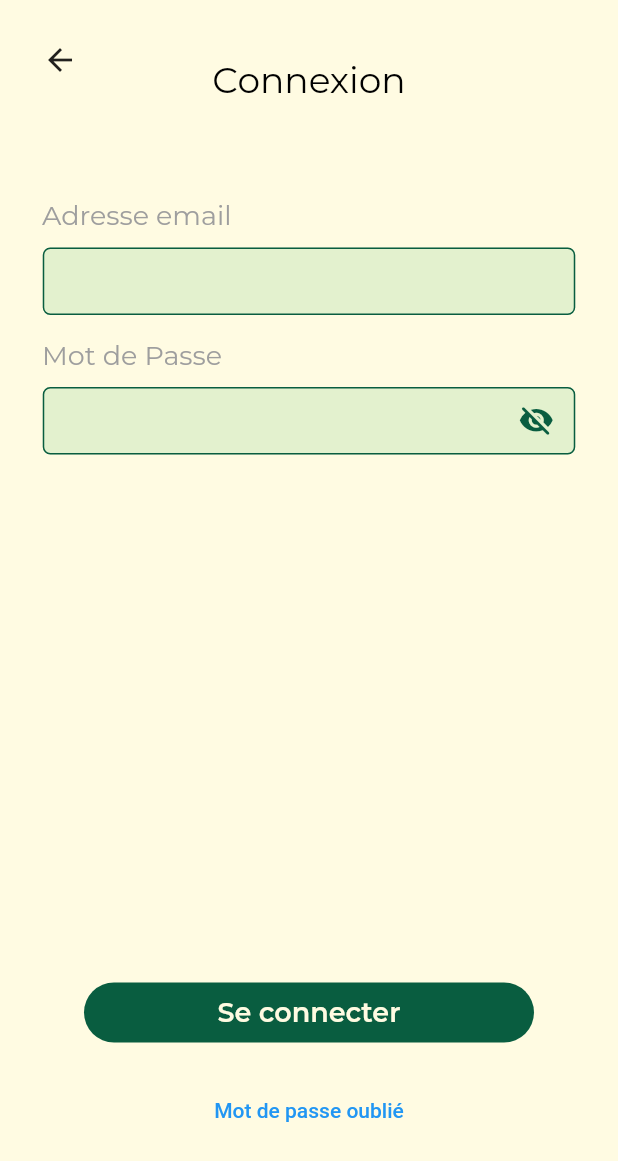
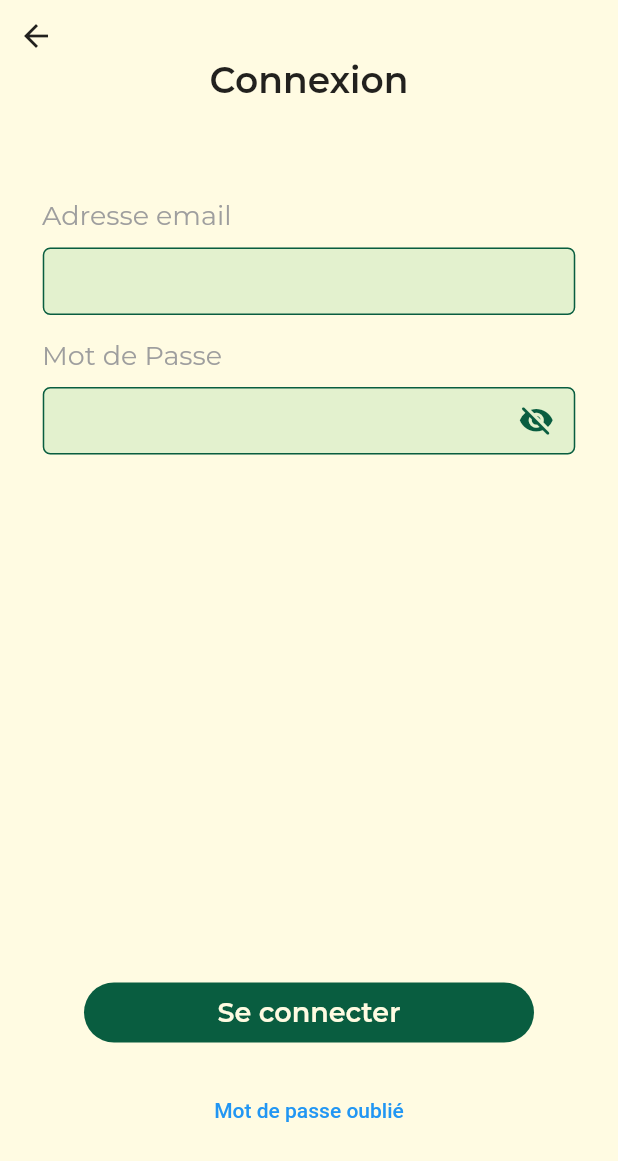
Before and after one commit to Local-Toi/LocalEtToi, a Flutter app: the SignInPage screen opened directly, on a phone screen of 412 x 824 dp. Shown: the top 1161 px of the screen. Run offline on Flutter 3.47's test engine with Material 2 defaults, Android fonts, the phone set to English and light mode, and no system bars; our stand-ins replace bloc, cloud_firestore, dio, email_validator, equatable, firebase_auth and 3 more; accounts and stored records are empty.

Commit message:
refactor: change view "sign_in.dart"
Add bold weight (w600) to the font "titre".
Delete unused hard coded values.
Replace hard coded title font with contants.title.

```diff
--- a/lib/screens/home/sign_in.dart
+++ b/lib/screens/home/sign_in.dart
@@ -6,6 +6,7 @@ import 'package:local_et_toi/utils/buttons/buttons.dart';
 import 'package:local_et_toi/utils/signin/signin_response.dart';
 import 'package:local_et_toi/utils/textfields/textdields.dart';
 import 'package:local_et_toi/screens/loading.dart';
+import 'package:local_et_toi/utils/constants.dart' as constants;
 
 import 'home_screen.dart';
 import '../forgot_password.dart';
@@ -22,10 +23,10 @@ class SignInPage extends StatefulWidget {
   const SignInPage({super.key});
 
   @override
-  _SignInPageState createState() => _SignInPageState();
+  SignInPageState createState() => SignInPageState();
 }
 
-class _SignInPageState extends State<SignInPage> implements LoginCallBack {
+class SignInPageState extends State<SignInPage> implements LoginCallBack {
   late BuildContext _context;
   final formKey = GlobalKey<FormState>();
   final scaffoldKey = GlobalKey<ScaffoldState>();
@@ -40,7 +41,7 @@ class _SignInPageState extends State<SignInPage> implements LoginCallBack {
   TextEditingController passwordController =
   TextEditingController(text: 'password123');*/
 
-  _SignInPageState() {
+  SignInPageState() {
     loginResponse = LoginResponse(this);
   }
 
@@ -66,15 +67,13 @@ class _SignInPageState extends State<SignInPage> implements LoginCallBack {
   Widget build(BuildContext context) {
     return Scaffold(
       body: Container(
-        //width: 390,
-        //height: 844,
         clipBehavior: Clip.antiAlias,
-        decoration: const BoxDecoration(color: Color(0xFFFFFBE2)),
+        decoration: const BoxDecoration(color: constants.beige),
         child: Stack(
           children: [
             Positioned(
-              top: 16,
-              left: 16,
+              /**top: 16,
+              left: 16,*/
               child: IconButton(
                 icon: const Icon(Icons.arrow_back),
                 onPressed: () {
@@ -98,13 +97,7 @@ class _SignInPageState extends State<SignInPage> implements LoginCallBack {
                   children: [
                     Text(
                       'Connexion',
-                      style: TextStyle(
-                        color: Colors.black,
-                        fontSize: 24,
-                        fontFamily: 'Montserrat',
-                        fontWeight: FontWeight.w400,
-                        height: 0,
-                      ),
+                      style: constants.titre,
                     ),
                   ],
                 ),
--- a/lib/utils/constants.dart
+++ b/lib/utils/constants.dart
@@ -26,7 +26,7 @@ const Color taupe = Color(0xFF7D7171);
 
 const TextStyle logo = TextStyle(fontFamily: 'CinzelDecorative', fontSize: 50);
 
-const TextStyle titre = TextStyle(fontFamily: 'Montserrat', fontSize: 24);
+const TextStyle titre = TextStyle(fontFamily: 'Montserrat', fontSize: 24, fontWeight: FontWeight.w600);
 
 const TextStyle textBig = TextStyle(fontFamily: 'Montserrat', fontSize: 20);
 
```
